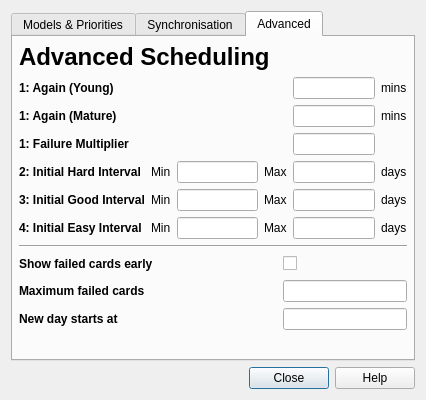
Above: designer/deckproperties.ui from ludiosarchive/anki before the change. Below: the same form after it.
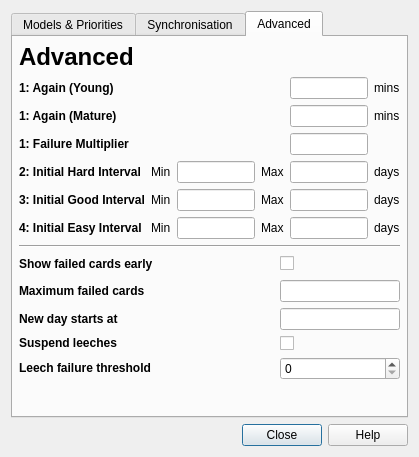
That is the form after the change. The open tabs and pages were chosen to show the change.

```diff
--- a/designer/deckproperties.ui
+++ b/designer/deckproperties.ui
@@ -4,12 +4,12 @@
   <property name="windowModality" >
    <enum>Qt::ApplicationModal</enum>
   </property>
-  <property name="geometry" >
+  <property name="geometry">
    <rect>
     <x>0</x>
     <y>0</y>
-    <width>426</width>
-    <height>400</height>
+    <width>419</width>
+    <height>457</height>
    </rect>
   </property>
   <property name="windowTitle" >
@@ -304,9 +304,9 @@
         <number>6</number>
        </property>
        <item>
-        <widget class="QLabel" name="label_27" >
-         <property name="text" >
-          <string>&lt;h1>Advanced Scheduling&lt;/h1></string>
+        <widget class="QLabel" name="label_27">
+         <property name="text">
+          <string>&lt;h1&gt;Advanced&lt;/h1&gt;</string>
          </property>
         </widget>
        </item>
@@ -581,6 +581,30 @@
            </property>
           </widget>
          </item>
+         <item row="4" column="0">
+          <widget class="QLabel" name="label_11">
+           <property name="text">
+            <string>&lt;b&gt;Suspend leeches&lt;/b&gt;</string>
+           </property>
+          </widget>
+         </item>
+         <item row="4" column="2">
+          <widget class="QCheckBox" name="suspendLeeches">
+           <property name="text">
+            <string/>
+           </property>
+          </widget>
+         </item>
+         <item row="5" column="0">
+          <widget class="QLabel" name="label_15">
+           <property name="text">
+            <string>&lt;b&gt;Leech failure threshold&lt;/b&gt;</string>
+           </property>
+          </widget>
+         </item>
+         <item row="5" column="2">
+          <widget class="QSpinBox" name="leechFails"/>
+         </item>
         </layout>
        </item>
        <item>
```
Left out of the diff: 519 changed lines with no effect on the pictures.
